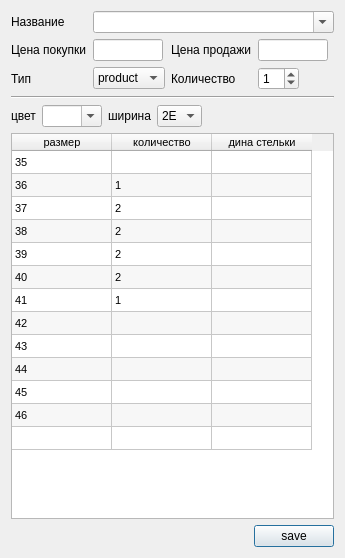
The window that prjstore/ui/pyside/receiving_the_items/item.ui (igol84/myproject) describes before a commit, drawn with Qt 5.
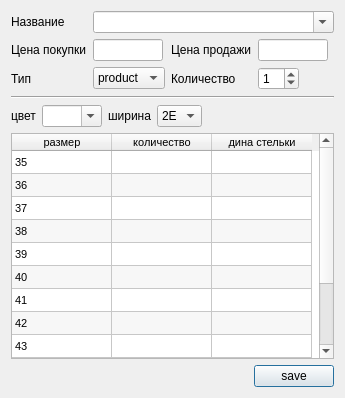
The same window after the commit.

Commit message: receiving the items' ui - optional color and with and length. - fix None length. - fix dabl empty field color combo box.

Diff of the .ui file:
```diff
--- a/prjstore/ui/pyside/receiving_the_items/item.ui
+++ b/prjstore/ui/pyside/receiving_the_items/item.ui
@@ -7,7 +7,7 @@
     <x>0</x>
     <y>0</y>
     <width>341</width>
-    <height>558</height>
+    <height>398</height>
    </rect>
   </property>
   <property name="sizePolicy">
@@ -472,7 +472,7 @@
        </item>
        <item row="1" column="1">
         <property name="text">
-         <string>1</string>
+         <string/>
         </property>
        </item>
        <item row="2" column="0">
@@ -482,7 +482,7 @@
        </item>
        <item row="2" column="1">
         <property name="text">
-         <string>2</string>
+         <string/>
         </property>
        </item>
        <item row="3" column="0">
@@ -492,7 +492,7 @@
        </item>
        <item row="3" column="1">
         <property name="text">
-         <string>2</string>
+         <string/>
         </property>
        </item>
        <item row="4" column="0">
@@ -502,7 +502,7 @@
        </item>
        <item row="4" column="1">
         <property name="text">
-         <string>2</string>
+         <string/>
         </property>
        </item>
        <item row="5" column="0">
@@ -512,7 +512,7 @@
        </item>
        <item row="5" column="1">
         <property name="text">
-         <string>2</string>
+         <string/>
         </property>
        </item>
        <item row="6" column="0">
@@ -522,7 +522,7 @@
        </item>
        <item row="6" column="1">
         <property name="text">
-         <string>1</string>
+         <string/>
         </property>
        </item>
        <item row="7" column="0">
```
The commit also changes 5 other files.
